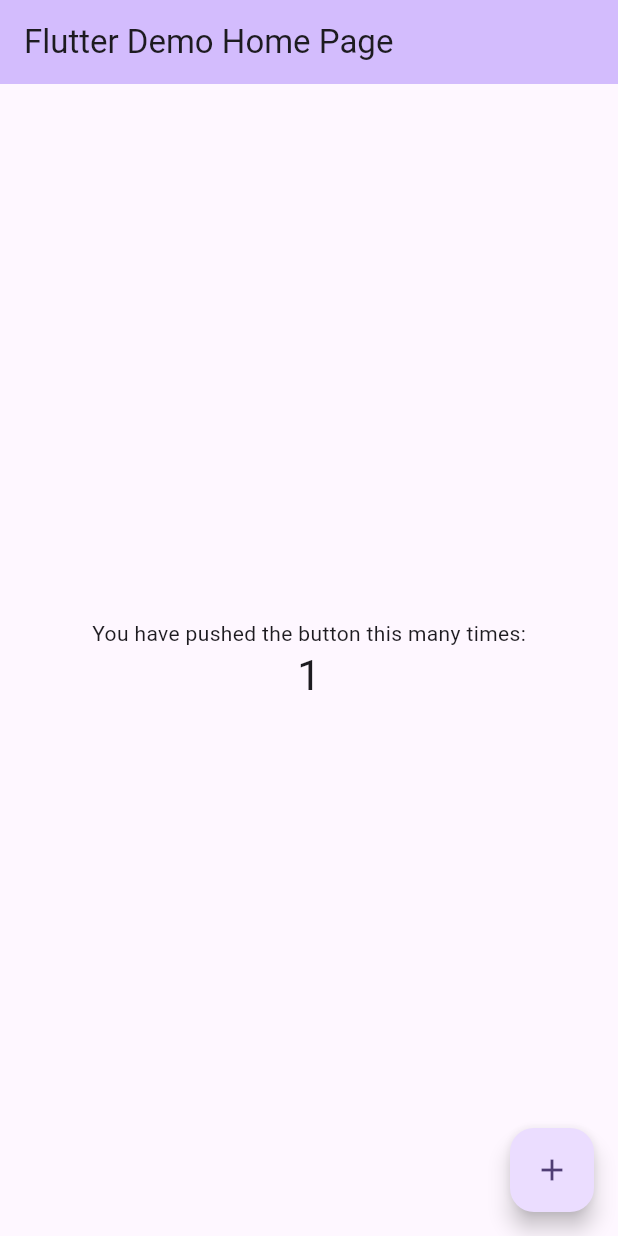
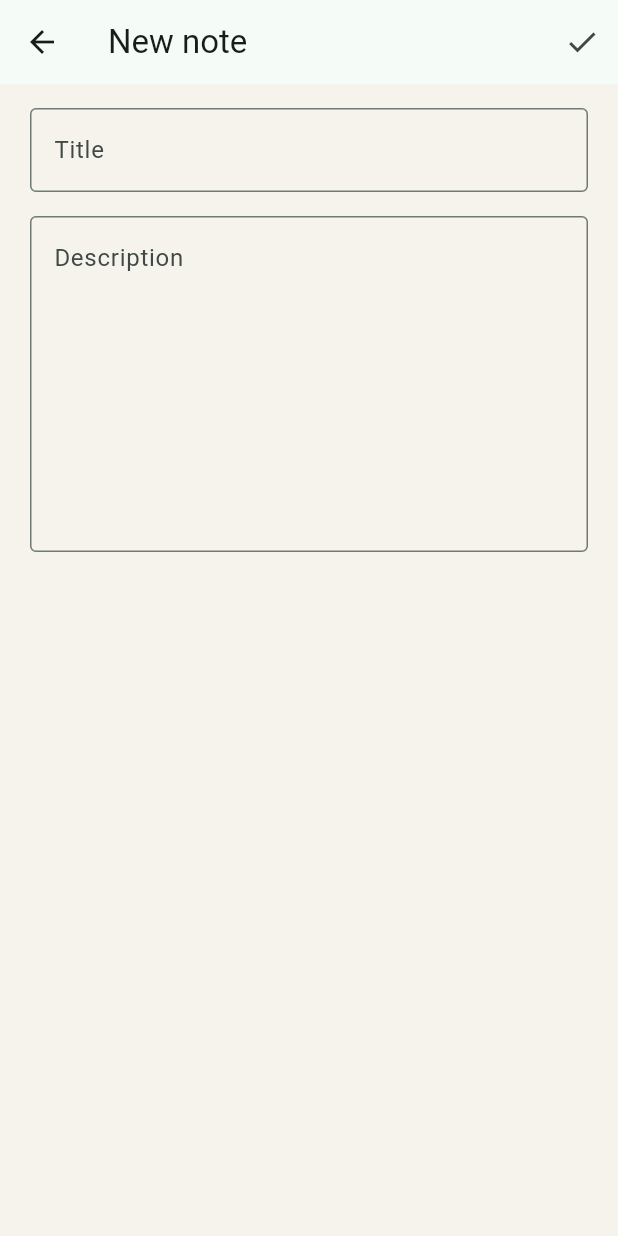
Before and after one commit to devDoniaAlhosin/flutter-note-app, a Flutter app: the screen it shows after launch, after a tap on the "add" icon, on a phone screen of 412 x 824 dp. Run offline on Flutter 3.47's test engine with Material 3 defaults, Android fonts, the phone set to English and light mode, and no system bars; our stand-ins replace shared_preferences.

Commit message:
Features Enhancments P1 - Add/Edit/Delete/Search

```diff
--- /dev/null
+++ b/lib/data/note_repository.dart
@@ -0,0 +1,32 @@
+import 'dart:convert';
+
+import 'package:shared_preferences/shared_preferences.dart';
+
+import '../models/note.dart';
+
+class NoteRepository {
+  NoteRepository(this._prefs);
+
+  static const _storageKey = 'notes_v1';
+
+  final SharedPreferences _prefs;
+
+  List<Note> load() {
+    final raw = _prefs.getString(_storageKey);
+    if (raw == null || raw.isEmpty) {
+      return [];
+    }
+
+    final decoded = jsonDecode(raw) as List<dynamic>;
+    final notes = decoded
+        .map((item) => Note.fromJson(item as Map<String, dynamic>))
+        .toList();
+    notes.sort((a, b) => b.updatedAt.compareTo(a.updatedAt));
+    return notes;
+  }
+
+  Future<void> saveAll(List<Note> notes) {
+    final encoded = jsonEncode(notes.map((note) => note.toJson()).toList());
+    return _prefs.setString(_storageKey, encoded);
+  }
+}
--- a/lib/main.dart
+++ b/lib/main.dart
@@ -1,121 +1,47 @@
 import 'package:flutter/material.dart';
+import 'package:provider/provider.dart';
+import 'package:shared_preferences/shared_preferences.dart';
 
-void main() {
-  runApp(const MyApp());
+import 'data/note_repository.dart';
+import 'providers/notes_provider.dart';
+import 'screens/notes_home_page.dart';
+
+Future<void> main() async {
+  WidgetsFlutterBinding.ensureInitialized();
+  final prefs = await SharedPreferences.getInstance();
+  runApp(NotesApp(repository: NoteRepository(prefs)));
 }
 
-class MyApp extends StatelessWidget {
-  const MyApp({super.key});
+class NotesApp extends StatelessWidget {
+  const NotesApp({super.key, required this.repository});
 
-  // This widget is the root of your application.
-  @override
-  Widget build(BuildContext context) {
-    return MaterialApp(
-      title: 'Flutter Demo',
-      theme: ThemeData(
-        // This is the theme of your application.
-        //
-        // TRY THIS: Try running your application with "flutter run". You'll see
-        // the application has a purple toolbar. Then, without quitting the app,
-        // try changing the seedColor in the colorScheme below to Colors.green
-        // and then invoke "hot reload" (save your changes or press the "hot
-        // reload" button in a Flutter-supported IDE, or press "r" if you used
-        // the command line to start the app).
-        //
-        // Notice that the counter didn't reset back to zero; the application
-        // state is not lost during the reload. To reset the state, use hot
-        // restart instead.
-        //
-        // This works for code too, not just values: Most code changes can be
-        // tested with just a hot reload.
-        colorScheme: .fromSeed(seedColor: Colors.deepPurple),
-      ),
-      home: const MyHomePage(title: 'Flutter Demo Home Page'),
-    );
-  }
-}
-
-class MyHomePage extends StatefulWidget {
-  const MyHomePage({super.key, required this.title});
-
-  // This widget is the home page of your application. It is stateful, meaning
-  // that it has a State object (defined below) that contains fields that affect
-  // how it looks.
-
-  // This class is the configuration for the state. It holds the values (in this
-  // case the title) provided by the parent (in this case the App widget) and
-  // used by the build method of the State. Fields in a Widget subclass are
-  // always marked "final".
-
-  final String title;
-
-  @override
-  State<MyHomePage> createState() => _MyHomePageState();
-}
-
-class _MyHomePageState extends State<MyHomePage> {
-  int _counter = 0;
-
-  void _incrementCounter() {
-    setState(() {
-      // This call to setState tells the Flutter framework that something has
-      // changed in this State, which causes it to rerun the build method below
-      // so that the display can reflect the updated values. If we changed
-      // _counter without calling setState(), then the build method would not be
-      // called again, and so nothing would appear to happen.
-      _counter++;
-    });
-  }
+  final NoteRepository repository;
 
   @override
   Widget build(BuildContext context) {
-    // This method is rerun every time setState is called, for instance as done
-    // by the _incrementCounter method above.
-    //
-    // The Flutter framework has been optimized to make rerunning build methods
-    // fast, so that you can just rebuild anything that needs updating rather
-    // than having to individually change instances of widgets.
-    return Scaffold(
-      appBar: AppBar(
-        // TRY THIS: Try changing the color here to a specific color (to
-        // Colors.amber, perhaps?) and trigger a hot reload to see the AppBar
-        // change color while the other colors stay the same.
-        backgroundColor: Theme.of(context).colorScheme.inversePrimary,
-        // Here we take the value from the MyHomePage object that was created by
-        // the App.build method, and use it to set our appbar title.
-        title: Text(widget.title),
-      ),
-      body: Center(
-        // Center is a layout widget. It takes a single child and positions it
-        // in the middle of the parent.
-        child: Column(
-          // Column is also a layout widget. It takes a list of children and
-          // arranges them vertically. By default, it sizes itself to fit its
-          // children horizontally, and tries to be as tall as its parent.
-          //
-          // Column has various properties to control how it sizes itself and
-          // how it positions its children. Here we use mainAxisAlignment to
-          // center the children vertically; the main axis here is the vertical
-          // axis because Columns are vertical (the cross axis would be
-          // horizontal).
-          //
-          // TRY THIS: Invoke "debug painting" (choose the "Toggle Debug Paint"
-          // action in the IDE, or press "p" in the console), to see the
-          // wireframe for each widget.
-          mainAxisAlignment: .center,
-          children: [
-            const Text('You have pushed the button this many times:'),
-            Text(
-              '$_counter',
-              style: Theme.of(context).textTheme.headlineMedium,
-            ),
-          ],
+    const seed = Color(0xFF2F6F5E);
+
+    return ChangeNotifierProvider(
+      create: (_) => NotesProvider(repository),
+      child: MaterialApp(
+        title: 'Notes',
+        debugShowCheckedModeBanner: false,
+        theme: ThemeData(
+          useMaterial3: true,
+          colorScheme: ColorScheme.fromSeed(
+            seedColor: seed,
+            brightness: Brightness.light,
+          ),
+          scaffoldBackgroundColor: const Color(0xFFF6F3EC),
         ),
-      ),
-      floatingActionButton: FloatingActionButton(
-        onPressed: _incrementCounter,
-        tooltip: 'Increment',
-        child: const Icon(Icons.add),
+        darkTheme: ThemeData(
+          useMaterial3: true,
+          colorScheme: ColorScheme.fromSeed(
+            seedColor: seed,
+            brightness: Brightness.dark,
+          ),
+        ),
+        home: const NotesHomePage(),
       ),
     );
   }
--- /dev/null
+++ b/lib/providers/notes_provider.dart
@@ -0,0 +1,72 @@
+import 'package:flutter/foundation.dart';
+
+import '../data/note_repository.dart';
+import '../models/note.dart';
+
+class NotesProvider extends ChangeNotifier {
+  NotesProvider(this._repository) {
+    _notes = _repository.load();
+  }
+
+  final NoteRepository _repository;
+
+  List<Note> _notes = [];
+  String _searchQuery = '';
+
+  List<Note> get notes => List.unmodifiable(_notes);
+
+  String get searchQuery => _searchQuery;
+
+  List<Note> get visibleNotes {
+    final query = _searchQuery.trim().toLowerCase();
+    if (query.isEmpty) {
+      return notes;
+    }
+    return _notes
+        .where(
+          (note) =>
+              note.title.toLowerCase().contains(query) ||
+              note.content.toLowerCase().contains(query) ||
+              note.displayTitle.toLowerCase().contains(query),
+        )
+        .toList();
+  }
+
+  void setSearchQuery(String query) {
+    if (_searchQuery == query) {
+      return;
+    }
+    _searchQuery = query;
+    notifyListeners();
+  }
+
+  Future<void> saveNote(Note note) {
+    final index = _notes.indexWhere((item) => item.id == note.id);
+    if (index >= 0) {
+      _notes[index] = note;
+    } else {
+      _notes.add(note);
+    }
+    _notes.sort((a, b) => b.updatedAt.compareTo(a.updatedAt));
+    notifyListeners();
+    return _repository.saveAll(_notes);
+  }
+
+  Future<int> deleteNote(String id) async {
+    final index = _notes.indexWhere((item) => item.id == id);
+    if (index < 0) {
+      return -1;
+    }
+    _notes.removeAt(index);
+    notifyListeners();
+    await _repository.saveAll(_notes);
+    return index;
+  }
+
+  Future<void> restoreNote(Note note, int index) {
+    final clampedIndex = index.clamp(0, _notes.length);
+    _notes.insert(clampedIndex, note);
+    notifyListeners();
+    return _repository.saveAll(_notes);
+  }
+}
--- /dev/null
+++ b/lib/screens/note_editor_page.dart
@@ -0,0 +1,207 @@
+import 'package:flutter/material.dart';
+import 'package:provider/provider.dart';
+
+import '../models/note.dart';
+import '../providers/notes_provider.dart';
+
+class NoteEditorPage extends StatefulWidget {
+  const NoteEditorPage({super.key, this.note});
+
+  final Note? note;
+
+  @override
+  State<NoteEditorPage> createState() => _NoteEditorPageState();
+}
+
+class _NoteEditorPageState extends State<NoteEditorPage> {
+  late final TextEditingController _titleController;
+  late final TextEditingController _contentController;
+  late final DateTime _createdAt;
+  late final String _id;
+  var _didPop = false;
+
+  bool get _isEditing => widget.note != null;
+
+  @override
+  void initState() {
+    super.initState();
+    final existing = widget.note;
+    _id = existing?.id ?? DateTime.now().microsecondsSinceEpoch.toString();
+    _createdAt = existing?.createdAt ?? DateTime.now();
+    _titleController = TextEditingController(text: existing?.title ?? '');
+    _contentController = TextEditingController(text: existing?.content ?? '');
+  }
+
+  @override
+  void dispose() {
+    _titleController.dispose();
+    _contentController.dispose();
+    super.dispose();
+  }
+
+  Note _draft() {
+    return Note(
+      id: _id,
+      title: _titleController.text,
+      content: _contentController.text,
+      createdAt: _createdAt,
+      updatedAt: DateTime.now(),
+    );
+  }
+
+  NotesProvider get _notes => context.read<NotesProvider>();
+
+  bool get _hasUnsavedChanges {
+    final draft = _draft();
+    final original = widget.note;
+    if (original == null) {
+      return !draft.isEmpty;
+    }
+    return original.title != draft.title || original.content != draft.content;
+  }
+
+  Future<void> _save() async {
+    final draft = _draft();
+    if (draft.isEmpty) {
+      ScaffoldMessenger.of(context).showSnackBar(
+        const SnackBar(content: Text('Add a title or description first')),
+      );
+      return;
+    }
+    await _notes.saveNote(draft);
+    _close();
+  }
+
+  Future<void> _confirmDelete() async {
+    final shouldDelete = await showDialog<bool>(
+      context: context,
+      builder: (context) {
+        return AlertDialog(
+          title: const Text('Delete note?'),
+          content: const Text('This note will be removed from your list.'),
+          actions: [
+            TextButton(
+              onPressed: () => Navigator.of(context).pop(false),
+              child: const Text('Cancel'),
+            ),
+            FilledButton(
+              onPressed: () => Navigator.of(context).pop(true),
+              child: const Text('Delete'),
+            ),
+          ],
+        );
+      },
+    );
+
+    if (shouldDelete == true && mounted) {
+      await _notes.deleteNote(_id);
+      _close();
+    }
+  }
+
+  Future<void> _onBack() async {
+    if (_didPop) {
+      return;
+    }
+    if (!_hasUnsavedChanges) {
+      _close();
+      return;
+    }
+
+    final leave = await showDialog<bool>(
+      context: context,
+      builder: (context) {
+        return AlertDialog(
+          title: const Text('Are you sure?'),
+          content: const Text(
+            'If you go back now, your changes will not be saved. Press the check button to save.',
+          ),
+          actions: [
+            TextButton(
+              onPressed: () => Navigator.of(context).pop(false),
+              child: const Text('Stay'),
+            ),
+            FilledButton(
+              onPressed: () => Navigator.of(context).pop(true),
+              child: const Text('Leave'),
+            ),
+          ],
+        );
+      },
+    );
+
+    if (leave == true && mounted) {
+      _close();
+    }
+  }
+
+  void _close() {
+    if (_didPop || !mounted) {
+      return;
+    }
+    _didPop = true;
+    Navigator.of(context).pop();
+  }
+
+  @override
+  Widget build(BuildContext context) {
+    return PopScope(
+      canPop: false,
+      onPopInvokedWithResult: (didPop, _) {
+        if (didPop) {
+          return;
+        }
+        _onBack();
+      },
+      child: Scaffold(
+        appBar: AppBar(
+          title: Text(_isEditing ? 'Edit note' : 'New note'),
+          actions: [
+            if (_isEditing)
+              IconButton(
+                tooltip: 'Delete',
+                onPressed: _confirmDelete,
+                icon: const Icon(Icons.delete_outline),
+              ),
+            IconButton(
+              key: const Key('save_note_button'),
+              tooltip: 'Save',
+              onPressed: _save,
+              icon: const Icon(Icons.check),
+            ),
+          ],
+        ),
+        body: ListView(
+          padding: const EdgeInsets.fromLTRB(20, 16, 20, 32),
+          children: [
+            TextField(
+              key: const Key('note_title_field'),
+              controller: _titleController,
+              textCapitalization: TextCapitalization.sentences,
+              textInputAction: TextInputAction.next,
+              decoration: const InputDecoration(
+                labelText: 'Title',
+                hintText: 'Enter note title',
+                border: OutlineInputBorder(),
+              ),
+            ),
+            const SizedBox(height: 16),
+            TextField(
+              key: const Key('note_content_field'),
+              controller: _contentController,
+              minLines: 8,
+              maxLines: null,
+              textCapitalization: TextCapitalization.sentences,
+              decoration: const InputDecoration(
+                labelText: 'Description',
+                hintText: 'Enter note description',
+                alignLabelWithHint: true,
+                border: OutlineInputBorder(),
+              ),
+            ),
+          ],
+        ),
+      ),
+    );
+  }
+}
--- /dev/null
+++ b/lib/screens/notes_home_page.dart
@@ -0,0 +1,244 @@
+import 'package:flutter/material.dart';
+import 'package:provider/provider.dart';
+
+import '../models/note.dart';
+import '../providers/notes_provider.dart';
+import 'note_editor_page.dart';
+
+class NotesHomePage extends StatefulWidget {
+  const NotesHomePage({super.key});
+
+  @override
+  State<NotesHomePage> createState() => _NotesHomePageState();
+}
+
+class _NotesHomePageState extends State<NotesHomePage> {
+  final _searchController = TextEditingController();
+
+  @override
+  void dispose() {
+    _searchController.dispose();
+    super.dispose();
+  }
+
+  void _updateSearch(String value) {
+    context.read<NotesProvider>().setSearchQuery(value);
+  }
+
+  Future<void> _openEditor({Note? note}) {
+    return Navigator.of(context).push(
+      MaterialPageRoute(builder: (_) => NoteEditorPage(note: note)),
+    );
+  }
+
+  Future<void> _deleteNote(Note note) async {
+    final notesProvider = context.read<NotesProvider>();
+    final index = await notesProvider.deleteNote(note.id);
+    if (index < 0 || !mounted) {
+      return;
+    }
+
+    ScaffoldMessenger.of(context).clearSnackBars();
+    ScaffoldMessenger.of(context).showSnackBar(
+      SnackBar(
+        content: const Text('Note deleted'),
+        action: SnackBarAction(
+          label: 'Undo',
+          onPressed: () => notesProvider.restoreNote(note, index),
+        ),
+      ),
+    );
+  }
+
+  @override
+  Widget build(BuildContext context) {
+    final notesProvider = context.watch<NotesProvider>();
+    final visible = notesProvider.visibleNotes;
+    final query = notesProvider.searchQuery.trim();
+
+    return Scaffold(
+      appBar: AppBar(title: const Text('Notes')),
+      body: Column(
+        children: [
+          Padding(
+            padding: const EdgeInsets.fromLTRB(16, 8, 16, 12),
+            child: TextField(
+              key: const Key('search_notes_field'),
+              controller: _searchController,
+              textInputAction: TextInputAction.search,
+              onChanged: _updateSearch,
+              decoration: InputDecoration(
+                hintText: 'Search notes',
+                prefixIcon: const Icon(Icons.search),
+                suffixIcon: query.isEmpty
+                    ? null
+                    : IconButton(
+                        tooltip: 'Clear search',
+                        onPressed: () {
+                          _searchController.clear();
+                          _updateSearch('');
+                        },
+                        icon: const Icon(Icons.close),
+                      ),
+                filled: true,
+                border: OutlineInputBorder(
+                  borderRadius: BorderRadius.circular(16),
+                  borderSide: BorderSide.none,
+                ),
+              ),
+            ),
+          ),
+          Expanded(child: _buildList(notesProvider, visible)),
+        ],
+      ),
+      floatingActionButton: FloatingActionButton(
+        onPressed: () => _openEditor(),
+        tooltip: 'Add note',
+        child: const Icon(Icons.add),
+      ),
+    );
+  }
+
+  Widget _buildList(NotesProvider notesProvider, List<Note> visible) {
+    if (notesProvider.notes.isEmpty) {
+      return const _EmptyState(
+        icon: Icons.sticky_note_2_outlined,
+        title: 'No notes yet',
+        message: 'Tap + to write your first note.',
+      );
+    }
+
+    if (visible.isEmpty) {
+      return const _EmptyState(
+        icon: Icons.search_off,
+        title: 'No matching notes',
+        message: 'Try a different search.',
+      );
+    }
+
+    return ListView.separated(
+      padding: const EdgeInsets.fromLTRB(16, 0, 16, 88),
+      itemCount: visible.length,
+      separatorBuilder: (_, _) => const SizedBox(height: 10),
+      itemBuilder: (context, index) {
+        final note = visible[index];
+        return Dismissible(
+          key: ValueKey(note.id),
+          direction: DismissDirection.endToStart,
+          background: Container(
+            alignment: Alignment.centerRight,
+            padding: const EdgeInsets.only(right: 20),
+            decoration: BoxDecoration(
+              color: Theme.of(context).colorScheme.errorContainer,
+              borderRadius: BorderRadius.circular(16),
+            ),
+            child: Icon(
+              Icons.delete_outline,
+              color: Theme.of(context).colorScheme.onErrorContainer,
+            ),
+          ),
+          onDismissed: (_) => _deleteNote(note),
+          child: _NoteCard(note: note, onTap: () => _openEditor(note: note)),
+        );
+      },
+    );
+  }
+}
+
+class _NoteCard extends StatelessWidget {
+  const _NoteCard({required this.note, required this.onTap});
+
+  final Note note;
+  final VoidCallback onTap;
+
+  @override
+  Widget build(BuildContext context) {
+    final colors = Theme.of(context).colorScheme;
+    final textTheme = Theme.of(context).textTheme;
+
+    return Material(
+      color: colors.surfaceContainerLow,
+      borderRadius: BorderRadius.circular(16),
+      child: InkWell(
+        onTap: onTap,
+        borderRadius: BorderRadius.circular(16),
+        child: Padding(
+          padding: const EdgeInsets.fromLTRB(16, 14, 16, 14),
+          child: Column(
+            crossAxisAlignment: CrossAxisAlignment.start,
+            children: [
+              Row(
+                children: [
+                  Expanded(
+                    child: Text(
+                      note.displayTitle,
+                      maxLines: 1,
+                      overflow: TextOverflow.ellipsis,
+                      style: textTheme.titleMedium?.copyWith(
+                        fontWeight: FontWeight.w600,
+                      ),
+                    ),
+                  ),
+                  const SizedBox(width: 12),
+                  Text(
+                    note.formattedUpdatedAt,
+                    style: textTheme.labelMedium?.copyWith(
+                      color: colors.onSurfaceVariant,
+                    ),
+                  ),
+                ],
+              ),
+              const SizedBox(height: 6),
+              Text(
+                note.preview,
+                maxLines: 2,
+                overflow: TextOverflow.ellipsis,
+                style: textTheme.bodyMedium?.copyWith(
+                  color: colors.onSurfaceVariant,
+                ),
+              ),
+            ],
+          ),
+        ),
+      ),
+    );
+  }
+}
+
+class _EmptyState extends StatelessWidget {
+  const _EmptyState({
+    required this.icon,
+    required this.title,
+    required this.message,
+  });
+
+  final IconData icon;
+  final String title;
+  final String message;
+
+  @override
+  Widget build(BuildContext context) {
+    final colors = Theme.of(context).colorScheme;
+    return Center(
+      child: Padding(
+        padding: const EdgeInsets.all(32),
+        child: Column(
+          mainAxisSize: MainAxisSize.min,
+          children: [
+            Icon(icon, size: 72, color: colors.outline),
+            const SizedBox(height: 16),
+            Text(title, style: Theme.of(context).textTheme.titleLarge),
+            const SizedBox(height: 8),
+            Text(
+              message,
+              textAlign: TextAlign.center,
+              style: Theme.of(
+                context,
+              ).textTheme.bodyMedium?.copyWith(color: colors.onSurfaceVariant),
+            ),
+          ],
+        ),
+      ),
+    );
+  }
+}
--- a/pubspec.yaml
+++ b/pubspec.yaml
@@ -34,6 +34,7 @@ dependencies:
   # The following adds the Cupertino Icons font to your application.
   # Use with the CupertinoIcons class for iOS style icons.
   cupertino_icons: ^1.0.8
+  provider: ^6.1.5
   shared_preferences: ^2.5.3
 
 dev_dependencies:
```
Also changed, not shown: pubspec.lock, 17 other files.
